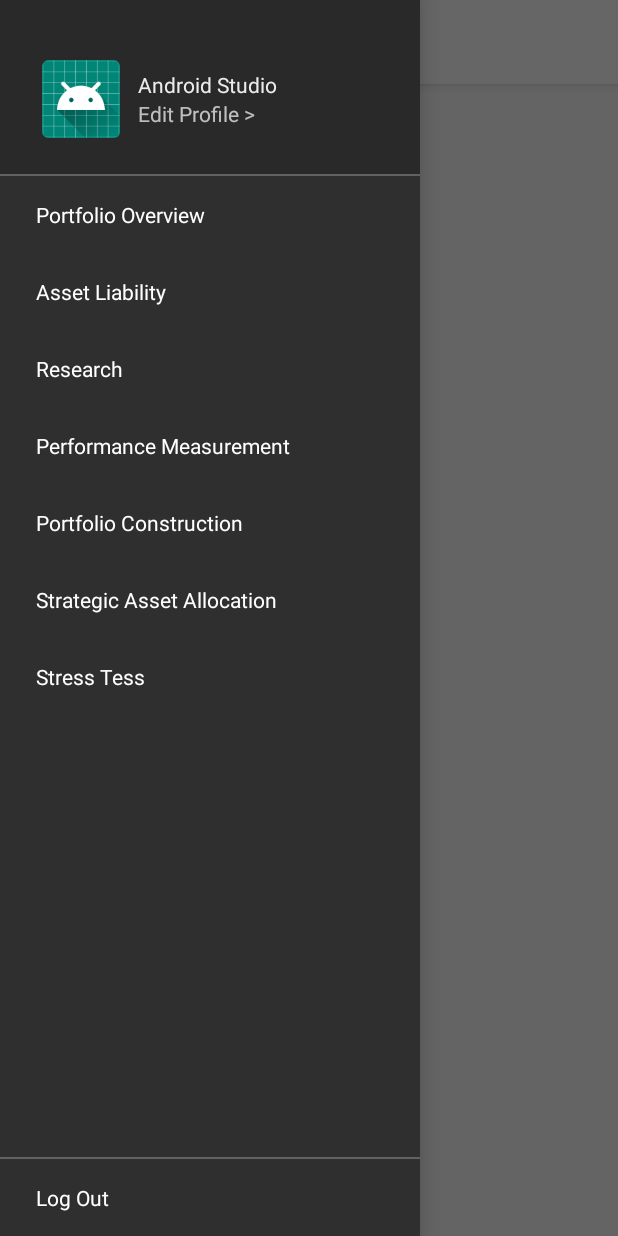
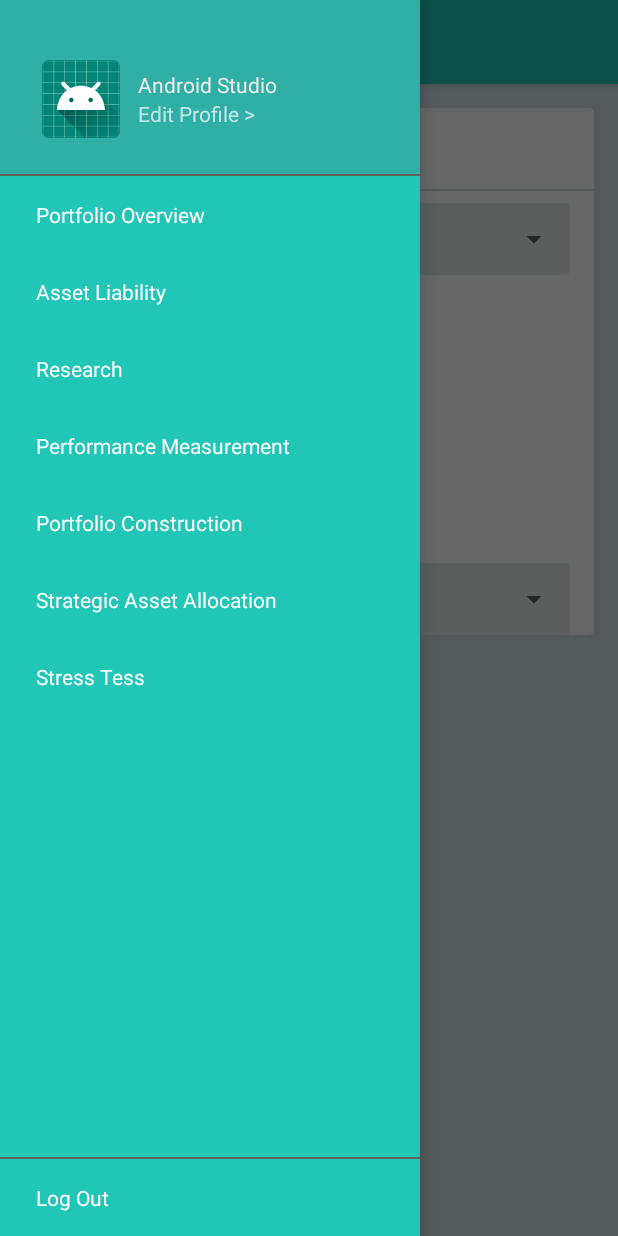
Before and after one commit to biboysanchez/jarvis_android, an Android app: the screen it shows after launch (MainActivity), with the side drawer open, on a phone screen of 412 x 824 dp. Run offline under Robolectric (Android 15) with nearby library versions, the phone set to English and light mode, and no system bars; 2 statements that could not run were skipped.

Commit message:
added home fragment

```diff
--- a/app/src/main/java/com/jarvis/app/activity/MainActivity.kt
+++ b/app/src/main/java/com/jarvis/app/activity/MainActivity.kt
@@ -2,31 +2,32 @@ package com.jarvis.app.activity
 
 import android.os.Bundle
 import android.os.Handler
+import android.support.v4.app.Fragment
+import android.support.v4.app.FragmentManager
 import android.support.v4.content.ContextCompat
 import android.support.v4.view.GravityCompat
 import android.support.v7.app.ActionBarDrawerToggle
 import android.support.v7.app.AppCompatActivity
-import android.view.View
 import android.widget.AdapterView
 import com.jarvis.app.R
 import com.jarvis.app.adapter.NavigationSideMenuListAdapter
 import com.jarvis.app.dataholder.StaticData
-import com.jarvis.app.dataholder.chart.PieChart
+import com.jarvis.app.fragment.HomeFragment
 import kotlinx.android.synthetic.main.activity_main.*
 import kotlinx.android.synthetic.main.activity_main.view.*
 import kotlinx.android.synthetic.main.app_bar_main.*
-import kotlinx.android.synthetic.main.content_main.*
-
 class MainActivity : AppCompatActivity() {
-
     private var toggle:ActionBarDrawerToggle? = null
     private var selectedNavIndex = 0
+    private var fm:FragmentManager? = null
 
     override fun onCreate(savedInstanceState: Bundle?) {
         super.onCreate(savedInstanceState)
         setContentView(R.layout.activity_main)
         setSupportActionBar(toolbar)
         setNavigationList()
+
+        fm = supportFragmentManager
 
         toggle = ActionBarDrawerToggle(
             this, drawer_layout, toolbar,
@@ -35,7 +36,8 @@ class MainActivity : AppCompatActivity() {
         )
         drawer_layout.addDrawerListener(toggle!!)
         toggle?.syncState()
-        setPieChart()
+
+        addFragment(HomeFragment(), HomeFragment.TAG)
     }
 
     private fun setNavigationList(){
@@ -52,6 +54,13 @@ class MainActivity : AppCompatActivity() {
                 }
     }
 
+    fun addFragment(fragment:Fragment, tag:String){
+        val ft = fm?.beginTransaction()
+        ft?.addToBackStack(null)
+        ft?.add(R.id.main_content, fragment, tag)
+        ft?.commit()
+    }
+
     override fun onBackPressed() {
         if (drawer_layout.isDrawerOpen(GravityCompat.START)) {
             drawer_layout.closeDrawer(GravityCompat.START)
@@ -60,8 +69,4 @@ class MainActivity : AppCompatActivity() {
         }
     }
 
-    fun setPieChart(){
-        val pieChart = PieChart(this, pieChart)
-        pieChart.data()
-    }
 }
--- /dev/null
+++ b/app/src/main/java/com/jarvis/app/fragment/HomeFragment.kt
@@ -0,0 +1,41 @@
+package com.jarvis.app.fragment
+
+import android.os.Bundle
+import android.support.v4.app.Fragment
+import android.view.LayoutInflater
+import android.view.View
+import android.view.ViewGroup
+import android.widget.ArrayAdapter
+import com.jarvis.app.R
+import com.jarvis.app.dataholder.chart.PieChart
+import kotlinx.android.synthetic.main.fragment_home.*
+import java.util.*
+
+class HomeFragment : Fragment() {
+    companion object {
+        val TAG = "HomeFragment"
+    }
+
+    override fun onCreateView(inflater: LayoutInflater, container: ViewGroup?, savedInstanceState: Bundle?): View? {
+        return inflater.inflate(R.layout.fragment_home, container, false)
+    }
+
+    override fun onViewCreated(view: View, savedInstanceState: Bundle?) {
+        super.onViewCreated(view, savedInstanceState)
+        setPieChart()
+        setSpinners()
+    }
+
+    private fun setPieChart(){
+        val pieChart = PieChart(activity, pieChartHome)
+        pieChart.data()
+    }
+
+    private fun setSpinners(){
+        spinnerAssetClass?.adapter = ArrayAdapter<String>(context!!,
+            R.layout.support_simple_spinner_dropdown_item, Arrays.asList("Asset Class"))
+
+        spinnerCompanyType?.adapter = ArrayAdapter<String>(context!!,
+            R.layout.support_simple_spinner_dropdown_item, Arrays.asList("Company Type"))
+    }
+}
--- /dev/null
+++ b/app/src/main/res/drawable/card_view.xml
@@ -0,0 +1,6 @@
+<?xml version="1.0" encoding="utf-8"?>
+<shape xmlns:android="http://schemas.android.com/apk/res/android" android:shape="rectangle">
+    <solid android:color="@color/bg_view"/>
+    <corners android:radius="3dp"/>
+
+</shape>
--- /dev/null
+++ b/app/src/main/res/drawable/card_white.xml
@@ -0,0 +1,6 @@
+<?xml version="1.0" encoding="utf-8"?>
+<shape xmlns:android="http://schemas.android.com/apk/res/android" android:shape="rectangle">
+    <solid android:color="@color/white"/>
+    <corners android:radius="3dp"/>
+
+</shape>
--- a/app/src/main/res/values/colors.xml
+++ b/app/src/main/res/values/colors.xml
@@ -1,16 +1,26 @@
 <?xml version="1.0" encoding="utf-8"?>
 <resources>
-    <color name="colorPrimary">#EF0707</color>
-    <color name="colorPrimaryDark">#CB1F10</color>
+    <color name="colorPrimary">#21C6B7</color>
+    <color name="colorPrimaryDark">#1A998E</color>
     <color name="colorAccent">#D81B60</color>
 
     <color name="white">#FFFFFF</color>
     <color name="black">#000000</color>
 
-    <color name="nav_header_color">#2A2929</color>
-    <color name="nav_header_body">#302F2F</color>
+    <color name="nav_header_color">#2FAFA6</color>
+    <color name="nav_header_body">#21C6B7</color>
 
     <color name="text_light">#EDECEC</color>
+
+
+    <color name="cash_color">#18E4D1</color>
+    <color name="equity_color">#21C6B7</color>
+    <color name="fixed_income_color">#239D92</color>
+    <color name="mutual_fund_color">#2C7B74</color>
+
+    <color name="home_bg">#D2E3E4</color>
+    <color name="login_bg">#F4F9F9</color>
+    <color name="bg_view">#E2EEEA</color>
 
     <color name="gray_50">#FAFAFA</color>
     <color name="gray_100">#F5F5F5</color>
--- a/app/src/main/res/values/strings.xml
+++ b/app/src/main/res/values/strings.xml
@@ -7,4 +7,5 @@
     <string name="nav_header_desc">Navigation header</string>
     <string name="action_settings">Settings</string>
     <string name="log_out">Log Out</string>
+    <string name="investment_portfolio">Investment Portfolio</string>
 </resources>
--- a/app/src/main/res/values/styles.xml
+++ b/app/src/main/res/values/styles.xml
@@ -6,14 +6,13 @@
     <!-- Base application theme. -->
     <style name="Base.AppTheme" parent="Theme.AppCompat.Light.DarkActionBar">
         <!-- Customize your theme here. -->
-        <item name="colorPrimary">@color/white</item>
+        <item name="colorPrimary">@color/colorPrimary</item>
         <item name="colorPrimaryDark">@color/colorPrimaryDark</item>
         <item name="colorAccent">@color/colorAccent</item>
         <item name="windowActionBarOverlay">true</item>
         <item name="windowNoTitle">true</item>
         <item name="windowActionBar">false</item>
-        <item name="drawerArrowStyle">@style/DrawerArrowStyle</item>
-        <item name="android:activatedBackgroundIndicator">@drawable/drawer_list_selector</item>
+        <!--<item name="drawerArrowStyle">@style/DrawerArrowStyle</item>-->
     </style>
 
     <style name="AppTheme.AppBarOverlay" parent="ThemeOverlay.AppCompat.Dark.ActionBar" />
```
Also changed, not shown: app/src/main/java/com/jarvis/app/dataholder/chart/PieChart.kt (+25 -54 lines), app/src/main/res/layout/app_bar_main.xml (+8 -4 lines), app/src/main/res/layout/content_main.xml (deleted, +0 -18 lines), app/src/main/res/layout/fragment_home.xml (added, +78 -0 lines).
